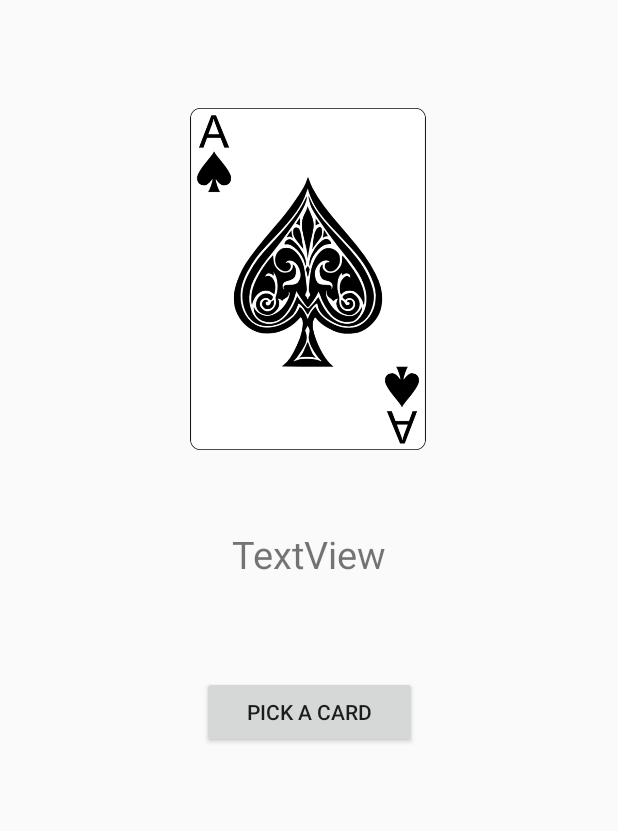
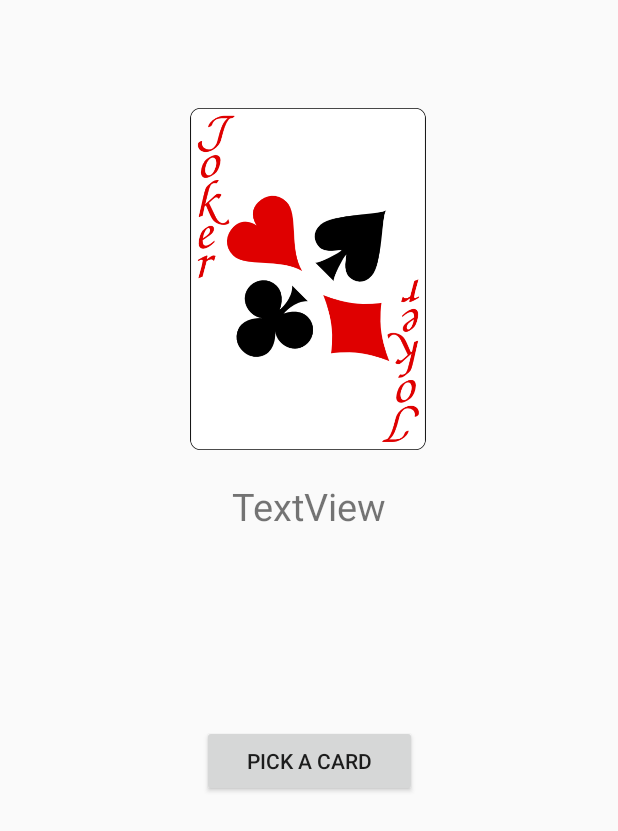
Before and after one commit to nickvanderheijden/Kingsen, an Android app: the GameActivity screen opened directly, with no data from a screen before it, on a phone screen of 412 x 824 dp. Shown: the top 831 px of the screen. Run offline under Robolectric (Android 15) with nearby library versions, the phone set to English and light mode, and no system bars; our stand-ins replace Firebase (no records; nobody signed in at launch, a user with empty details on screens opened directly); 3 statements that could not run were skipped.

Commit message:
Added normal rules + fixed deleting in firebase

```diff
--- a/Duo_App/app/src/main/AndroidManifest.xml
+++ b/Duo_App/app/src/main/AndroidManifest.xml
@@ -9,7 +9,7 @@
         android:roundIcon="@mipmap/iconforlaucher"
         android:supportsRtl="true"
         android:theme="@style/AppTheme">
-        <activity android:name=".BalanceGameMainActivity"
+        <activity android:name=".LoginActivity"
             android:screenOrientation="portrait">
             <intent-filter>
                 <action android:name="android.intent.action.MAIN" />
@@ -26,7 +26,7 @@
         <activity android:name=".MiniGameResultActivity" />
         <activity android:name=".StartActivity" />
         <activity android:name=".GameExplainActivity" />
-        <activity android:name=".LoginActivity"></activity>
+        <activity android:name=".BalanceGameMainActivity"></activity>
     </application>
 
 </manifest>
--- a/Duo_App/app/src/main/java/org/fhict/fontys/kingsen/GameActivity.java
+++ b/Duo_App/app/src/main/java/org/fhict/fontys/kingsen/GameActivity.java
@@ -13,11 +13,14 @@
 import com.google.firebase.database.DataSnapshot;
 import com.google.firebase.database.DatabaseError;
 import com.google.firebase.database.FirebaseDatabase;
+
+import org.fhict.fontys.kingsen.Objects.AuthenticationReference;
 import org.fhict.fontys.kingsen.Objects.Card;
 import org.fhict.fontys.kingsen.Objects.DatabaseReference;
 import org.fhict.fontys.kingsen.Objects.Group;
 
 import java.util.ArrayList;
+import java.util.HashMap;
 import java.util.List;
 import java.util.Random;
 
@@ -27,8 +30,10 @@
     List<String> cards = new ArrayList<>();
     ImageView imgcard;
     TextView tvplayertomove;
+    TextView tvchallenge;
     Group currentgroup;
     Integer playertomoveid = 0;
+    HashMap<String,String> rulepercard = new HashMap();
 
     @Override
     protected void onCreate(Bundle savedInstanceState) {
@@ -36,9 +41,13 @@
         setContentView(R.layout.activity_game);
 
         tvplayertomove = findViewById(R.id.tvplayertomove);
+        tvchallenge = findViewById(R.id.tvchallenge);
 
+        //retrieve group and rules
         currentgroup = (Group) getIntent().getSerializableExtra("GROUP");
+        retrieveRules(currentgroup);
 
+        //create list of images via name
         for (Card.Number number : Card.Number.values())
         {
             for (Card.Type type : Card.Type.values())
@@ -52,9 +61,10 @@
 
         imgcard = findViewById(R.id.imgviewcard);
 
-        getCurrentPlayer();
+        ShowRandomCard(tvchallenge.getRootView());
     }
 
+    //execute each time button is pressed
     public void ShowRandomCard(View view)
     {
         imgcard.setImageDrawable(getRandomcard());
@@ -74,6 +84,10 @@
             startActivity(miniGame);
         }
 
+        String result = card.split("_")[0];
+        tvchallenge.setText(rulepercard.get(result.toString()));
+
+
         Context context = this.getApplicationContext();
         int resourceId = context.getResources().getIdentifier(card, "drawable", this.getApplicationContext().getPackageName());
         return context.getResources().getDrawable(resourceId);
@@ -92,4 +106,35 @@
             playertomoveid = 1;
         }
     }
+
+    private void retrieveRules(Group currentgroup)
+    {
+        String username = AuthenticationReference.getAuth().getCurrentUser().getEmail().replace(".",",");
+        DatabaseReference.getDatabase().child("users").child(username).child(currentgroup.getName()).child("rules").addChildEventListener(new ChildEventListener() {
+            @Override
+            public void onChildAdded(DataSnapshot dataSnapshot, String s) {
+                rulepercard.put(dataSnapshot.getKey(),dataSnapshot.getValue().toString());
+            }
+
+            @Override
+            public void onChildChanged(DataSnapshot dataSnapshot, String s) {
+
+            }
+
+            @Override
+            public void onChildRemoved(DataSnapshot dataSnapshot) {
+
+            }
+
+            @Override
+            public void onChildMoved(DataSnapshot dataSnapshot, String s) {
+
+            }
+
+            @Override
+            public void onCancelled(DatabaseError databaseError) {
+
+            }
+        });
+    }
 }
--- a/Duo_App/app/src/main/java/org/fhict/fontys/kingsen/Objects/Card.java
+++ b/Duo_App/app/src/main/java/org/fhict/fontys/kingsen/Objects/Card.java
@@ -18,6 +18,7 @@
         seven,
         eight,
         nine,
+        ten,
         jack,
         queen,
         king
--- a/Duo_App/app/src/main/res/layout/activity_game.xml
+++ b/Duo_App/app/src/main/res/layout/activity_game.xml
@@ -11,14 +11,15 @@
         android:id="@+id/btnpick"
         android:layout_width="143dp"
         android:layout_height="wrap_content"
-        android:layout_marginTop="64dp"
+        android:layout_marginTop="48dp"
         android:onClick="ShowRandomCard"
         android:text="Pick a Card"
         app:layout_constraintEnd_toEndOf="parent"
+        app:layout_constraintHorizontal_bias="0.502"
         app:layout_constraintLeft_toLeftOf="parent"
         app:layout_constraintRight_toRightOf="parent"
         app:layout_constraintStart_toStartOf="parent"
-        app:layout_constraintTop_toBottomOf="@+id/tvplayertomove" />
+        app:layout_constraintTop_toBottomOf="@+id/tvchallenge" />
 
     <ImageView
         android:id="@+id/imgviewcard"
@@ -37,11 +38,24 @@
         android:id="@+id/tvplayertomove"
         android:layout_width="wrap_content"
         android:layout_height="wrap_content"
-        android:layout_marginTop="52dp"
+        android:layout_marginTop="20dp"
         android:text="TextView"
         android:textSize="25dp"
         app:layout_constraintLeft_toLeftOf="parent"
         app:layout_constraintRight_toRightOf="parent"
         app:layout_constraintTop_toBottomOf="@+id/imgviewcard" />
 
+    <TextView
+        android:id="@+id/tvchallenge"
+        android:layout_width="wrap_content"
+        android:layout_height="wrap_content"
+        android:layout_marginEnd="8dp"
+        android:layout_marginStart="8dp"
+        android:layout_marginTop="56dp"
+        android:text="TextView"
+        android:textSize="18sp"
+        app:layout_constraintEnd_toEndOf="parent"
+        app:layout_constraintStart_toStartOf="parent"
+        app:layout_constraintTop_toBottomOf="@+id/tvplayertomove" />
+
 </android.support.constraint.ConstraintLayout>
--- a/Duo_App/app/src/main/res/layout/creategroup_prompt.xml
+++ b/Duo_App/app/src/main/res/layout/creategroup_prompt.xml
@@ -32,4 +32,10 @@
         android:tint="@color/common_google_signin_btn_text_dark_default"
         app:srcCompat="@android:drawable/ic_input_add" />
 
+    <CheckBox
+        android:id="@+id/cbcustomrules"
+        android:layout_width="match_parent"
+        android:layout_height="wrap_content"
+        android:text="Custom rules" />
+
 </LinearLayout>
```
Also changed, not shown: Duo_App/app/src/main/java/org/fhict/fontys/kingsen/HomeActivity.java (+71 -15 lines).
